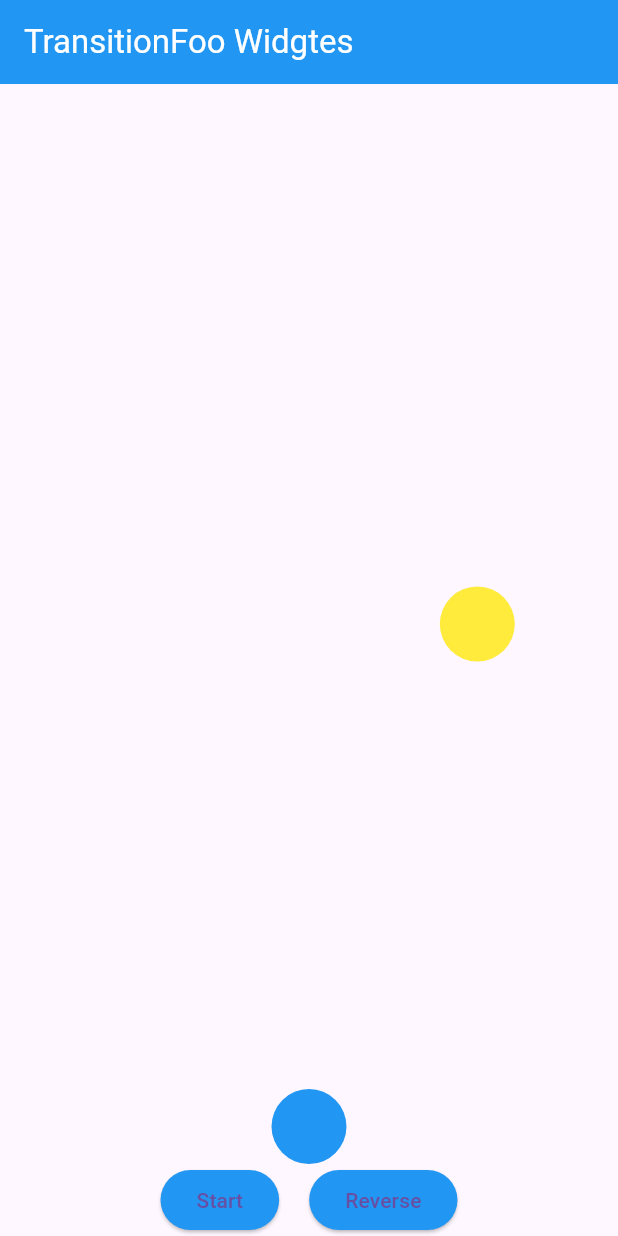
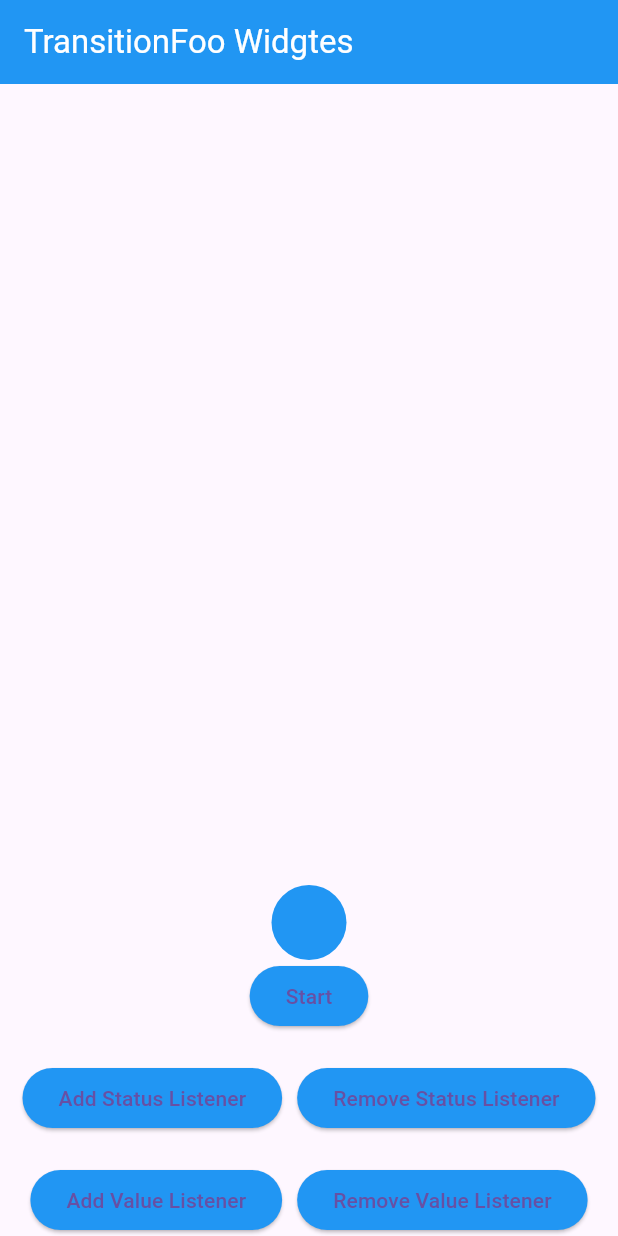
Before and after one commit to mohamedyasser951/flutter_animation, a Flutter app: the screen it shows after launch, after a tap on "Start", on a phone screen of 412 x 824 dp. Run offline on Flutter 3.47's test engine with Material 3 defaults, Android fonts, the phone set to English and light mode, and no system bars.

Commit message:
Remove Listener & Dispose - Foo Transition

```diff
--- a/lib/main.dart
+++ b/lib/main.dart
@@ -13,7 +13,6 @@ class MainApp extends StatefulWidget {
 
 class _MainAppState extends State<MainApp> with TickerProviderStateMixin {
   late AnimationController _animationControllerBlue;
-  late AnimationController _animationControllerYellow;
 
   late Animation<AlignmentGeometry> blueBallAlign;
   late Animation<AlignmentGeometry> yellowBallAlign;
@@ -25,31 +24,17 @@ class _MainAppState extends State<MainApp> with TickerProviderStateMixin {
         duration: const Duration(seconds: 1),
         reverseDuration: const Duration(seconds: 4));
 
-    _animationControllerYellow = AnimationController(
-        vsync: this,
-        duration: const Duration(seconds: 1),
-        reverseDuration: const Duration(seconds: 4));
-
     blueBallAlign = Tween<AlignmentGeometry>(
             begin: Alignment.topCenter, end: Alignment.bottomCenter)
         .animate(_animationControllerBlue);
-    yellowBallAlign = Tween<AlignmentGeometry>(
-            begin: Alignment.centerLeft, end: Alignment.centerRight)
-        .animate(CurvedAnimation(
-            parent: _animationControllerYellow, curve: Curves.easeInOutCirc));
-
-    _animationControllerBlue.addListener(() {
-      if (_animationControllerBlue.value >= 0.5 &&
-          _animationControllerYellow.value == 0) {
-        _animationControllerYellow.forward();
-      }
-      if (_animationControllerBlue.value <= 0.5 &&
-          _animationControllerYellow.value == 1) {
-        _animationControllerYellow.reverse();
-      }
-    });
 
     super.initState();
+  }
+
+  @override
+  void dispose() {
+    _animationControllerBlue.dispose();
+    super.dispose();
   }
 
   @override
@@ -73,24 +58,79 @@ class _MainAppState extends State<MainApp> with TickerProviderStateMixin {
     );
   }
 
+  void statusListenerFunction(AnimationStatus animationStatus) {
+    print("Animation staus $animationStatus ===================");
+  }
+
+  void listnerFunction() {
+    print(
+        "Animation Value ${_animationControllerBlue.value}=====================");
+  }
+
   Widget buttonsWidgets() {
-    return Wrap(
+    return Column(
+      mainAxisAlignment: MainAxisAlignment.center,
       children: [
         ElevatedButton(
-            onPressed: () => _animationControllerBlue.forward(),
+            onPressed: () {
+              _animationControllerBlue.value == 0
+                  ? _animationControllerBlue.forward()
+                  : _animationControllerBlue.reverse();
+            },
             style: ElevatedButton.styleFrom(
               backgroundColor: Colors.blue,
             ),
             child: const Text("Start")),
         const SizedBox(
-          width: 20,
+          height: 20,
         ),
-        ElevatedButton(
-            onPressed: () => _animationControllerBlue.reverse(),
-            style: ElevatedButton.styleFrom(
-              backgroundColor: Colors.blue,
-            ),
-            child: const Text("Reverse")),
+        Wrap(
+          spacing: 10.0,
+          children: [
+            ElevatedButton(
+                onPressed: () {
+                  _animationControllerBlue
+                      .addStatusListener(statusListenerFunction);
+                },
+                style: ElevatedButton.styleFrom(
+                  backgroundColor: Colors.blue,
+                ),
+                child: const Text("Add Status Listener")),
+            ElevatedButton(
+                onPressed: () {
+                  _animationControllerBlue
+                      .removeStatusListener(statusListenerFunction);
+                },
+                style: ElevatedButton.styleFrom(
+                  backgroundColor: Colors.blue,
+                ),
+                child: const Text("Remove Status Listener")),
+          ],
+        ),
+        const SizedBox(
+          height: 20,
+        ),
+        Wrap(
+          spacing: 10.0,
+          children: [
+            ElevatedButton(
+                onPressed: () {
+                  blueBallAlign.addListener(listnerFunction);
+                },
+                style: ElevatedButton.styleFrom(
+                  backgroundColor: Colors.blue,
+                ),
+                child: const Text("Add Value Listener")),
+            ElevatedButton(
+                onPressed: () {
+                  blueBallAlign.removeListener(listnerFunction);
+                },
+                style: ElevatedButton.styleFrom(
+                  backgroundColor: Colors.blue,
+                ),
+                child: const Text("Remove Value Listener")),
+          ],
+        ),
       ],
     );
   }
@@ -103,11 +143,6 @@ class _MainAppState extends State<MainApp> with TickerProviderStateMixin {
             alignment: blueBallAlign,
             child: const CircleAvatar(backgroundColor: Colors.blue, radius: 25),
           ),
-          AlignTransition(
-            alignment: yellowBallAlign,
-            child:
-                const CircleAvatar(backgroundColor: Colors.yellow, radius: 25),
-          )
         ],
       ),
     );
```
